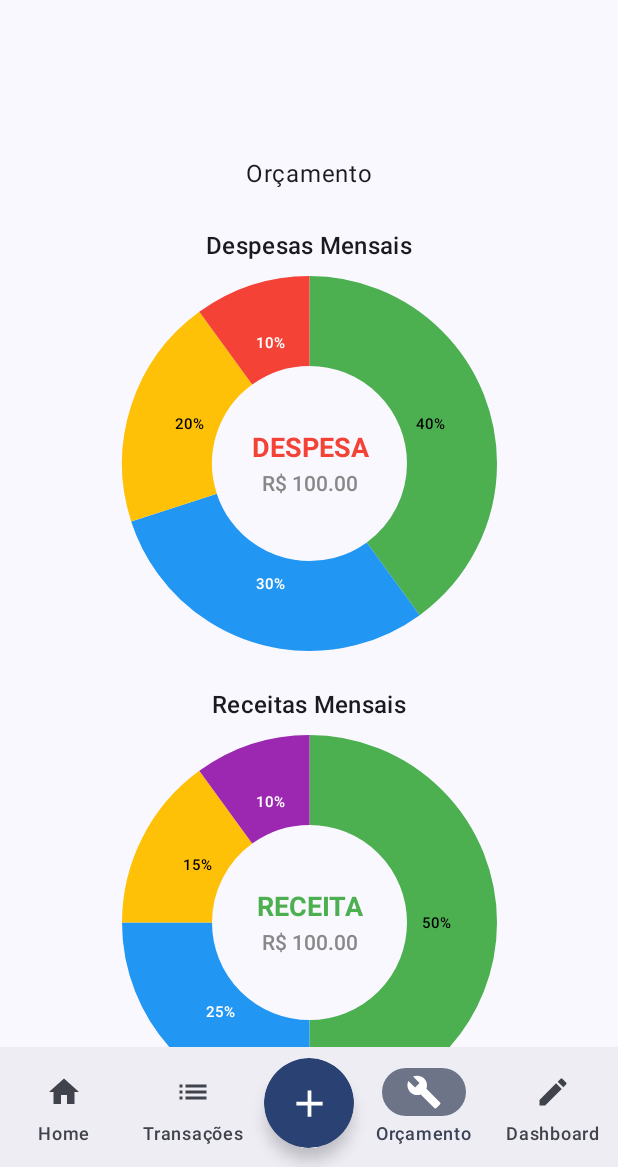
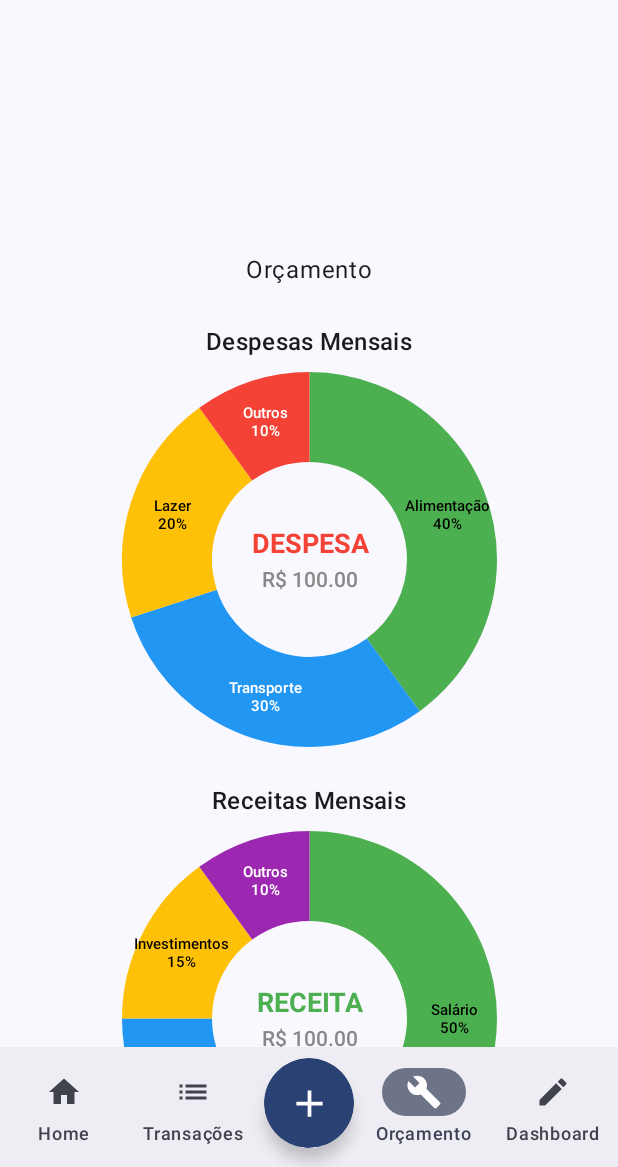
Before and after one commit to EngComp-Samuel/finance-Manager, an Android app built with Jetpack Compose: the composable MainScreen shown on its own in the app's theme, item 3 of the bottom bar chosen, on a phone screen of 412 x 824 dp, the part 69-1236 px from its top. Run offline under Robolectric (Android 15) with nearby library versions, the phone set to English and light mode, and no system bars.

Commit message:
iniciando as modificacoes na tela de home

```diff
--- a/app/build.gradle.kts
+++ b/app/build.gradle.kts
@@ -1,4 +1,3 @@
-
 plugins {
     alias(libs.plugins.android.application)
     alias(libs.plugins.kotlin.android)
@@ -55,6 +54,7 @@ dependencies {
     implementation(libs.androidx.work.runtime.ktx)
     implementation(libs.androidx.navigation.runtime.android)
     implementation(libs.androidx.compose.ui.text)
+    implementation(libs.androidx.datastore.core)
 
     testImplementation(libs.junit)
     androidTestImplementation(libs.androidx.junit)
@@ -74,4 +74,8 @@ dependencies {
     //viewModel
     implementation(libs.androidx.lifecycle.viewmodel.compose)
 
+    //DataStore-Preference
+    implementation(libs.androidx.datastore.preferences)
+
+
 }
--- a/app/src/main/java/br/com/engcomp/financemanager/screen/HomeScreen.kt
+++ b/app/src/main/java/br/com/engcomp/financemanager/screen/HomeScreen.kt
@@ -9,9 +9,14 @@ import androidx.compose.ui.Alignment
 import androidx.compose.ui.Modifier
 
 import androidx.compose.foundation.Canvas
+
 import androidx.compose.foundation.layout.Box
+import androidx.compose.foundation.layout.Row
+import androidx.compose.foundation.layout.fillMaxWidth
 import androidx.compose.foundation.layout.padding
 import androidx.compose.foundation.layout.size
+import androidx.compose.foundation.rememberScrollState
+import androidx.compose.foundation.verticalScroll
 import androidx.compose.material3.MaterialTheme
 
 import androidx.compose.ui.geometry.Offset
@@ -22,6 +27,7 @@ import androidx.compose.ui.graphics.drawscope.Stroke
 import androidx.compose.ui.graphics.drawscope.translate
 import androidx.compose.ui.text.SpanStyle
 import androidx.compose.ui.text.TextMeasurer
+import androidx.compose.ui.text.TextStyle
 import androidx.compose.ui.text.buildAnnotatedString
 import androidx.compose.ui.text.drawText
 import androidx.compose.ui.text.font.FontWeight
@@ -36,6 +42,8 @@ import kotlin.math.cos
 import kotlin.math.min
 import kotlin.math.sin
 import androidx.compose.ui.text.style.TextAlign
+import br.com.engcomp.financemanager.screen.componentes.CardsPainel
+import br.com.engcomp.financemanager.screen.componentes.CardsPainelInfoApp
 
 import kotlin.math.PI
 
@@ -203,7 +211,7 @@ private fun DrawScope.drawSegmentLabel(
     // Medir o texto
     val textLayoutResult = textMeasurer.measure(
         text = annotatedString,
-        style = androidx.compose.ui.text.TextStyle(
+        style = TextStyle(
             textAlign = TextAlign.Center
         )
     )
@@ -282,13 +290,34 @@ fun SimpleNestedDonutChartWithInnerLabels(
 @Composable
 fun HomeScreen(){
     Column(
-        modifier = Modifier.fillMaxSize(),
+        modifier = Modifier.fillMaxWidth()
+            .verticalScroll(rememberScrollState()
+            ),
         horizontalAlignment = Alignment.CenterHorizontally,
         verticalArrangement = Arrangement.Center) {
-        Text("Home")
-        SimpleNestedDonutChartWithInnerLabels(
+
+        CardsPainelInfoApp(
+            texto = "Inf dos contatos aqui"
+        )
+        Row(modifier = Modifier.padding(20.dp)){
+            CardsPainel(modifier = Modifier.padding(10.dp), valor = 100f, label = "Receitas")
+            CardsPainel(modifier = Modifier.padding(10.dp), valor = -100f, label = "Despesas")
+            CardsPainel(modifier = Modifier.padding(10.dp), valor = 100f, label = "Saldo")
+        }
+        Row(modifier = Modifier.padding(20.dp)){
+            CardsPainel(modifier = Modifier.padding(10.dp), valor = 100f, label = "Receitas")
+            CardsPainel(modifier = Modifier.padding(10.dp), valor = -100f, label = "Despesas")
+            CardsPainel(modifier = Modifier.padding(10.dp), valor = 100f, label = "Saldo")
+        }
+
+        /*SimpleNestedDonutChartWithInnerLabels(
             modifier = Modifier.size(300.dp),
             holeRadiusRatio = 0.3f
-        )
+        )*/
     }
 }
+
+@Composable
+fun PainelIndicadores(){
+
+}
--- a/app/src/main/java/br/com/engcomp/financemanager/screen/MainScreen.kt
+++ b/app/src/main/java/br/com/engcomp/financemanager/screen/MainScreen.kt
@@ -2,6 +2,7 @@ package br.com.engcomp.financemanager.screen
 
 import androidx.compose.foundation.layout.Box
 import androidx.compose.foundation.layout.PaddingValues
+import androidx.compose.foundation.layout.WindowInsets
 import androidx.compose.foundation.layout.fillMaxWidth
 import androidx.compose.foundation.layout.padding
 import androidx.compose.foundation.layout.size
@@ -18,6 +19,7 @@ import androidx.compose.material3.MaterialTheme
 import androidx.compose.material3.Scaffold
 import androidx.compose.material3.Text
 import androidx.compose.material3.TopAppBar
+import androidx.compose.material3.TopAppBarDefaults
 import androidx.compose.runtime.Composable
 import androidx.compose.runtime.getValue
 import androidx.compose.runtime.mutableStateOf
@@ -44,7 +46,7 @@ fun MainScreen(modifier: Modifier = Modifier, navController: NavHostController){
             TopAppBar(
                 title = { Text("Finance Manager") },
                 modifier = Modifier.fillMaxWidth(),
-                actions = {MenuDropDown()}
+                actions = {MenuDropDown()},
             )
         },
         bottomBar = {
@@ -57,7 +59,7 @@ fun MainScreen(modifier: Modifier = Modifier, navController: NavHostController){
             modifier = Modifier.padding(
                 PaddingValues(
                     0.dp,
-                    0.dp,
+                    innerPadding.calculateTopPadding(),
                     0.dp,
                     innerPadding.calculateBottomPadding()
                 )
--- a/app/src/main/java/br/com/engcomp/financemanager/screen/OrcamentoScreen.kt
+++ b/app/src/main/java/br/com/engcomp/financemanager/screen/OrcamentoScreen.kt
@@ -518,8 +518,8 @@ private fun DrawScope.drawSegmentLabel(
     val labelRadius = radius - (strokeWidth / 2) + labelStyle.verticalOffset
 
     // Posição do texto
-    val textX = center.x + (1.3f * labelRadius * cos(midAngleRad))
-    val textY = center.y + (1.3f * labelRadius * sin(midAngleRad))
+    val textX = center.x + (1.48f * labelRadius * cos(midAngleRad))
+    val textY = center.y + (1.48f * labelRadius * sin(midAngleRad))
 
     // Cor do texto baseada no contraste
     val textColor = if (labelStyle.autoTextColor) {
@@ -589,7 +589,7 @@ enum class LabelContentUnico {
 @Composable
 fun SimpleDonutChart(
     modifier: Modifier = Modifier,
-    strokeWidth: Dp = 60.dp,
+    strokeWidth: Dp = 80.dp,
     holeRadiusRatio: Float = 0.4f
 ) {
     val segments = listOf(
@@ -602,14 +602,14 @@ fun SimpleDonutChart(
     DonutChart(
         segments = segments,
         chartType = ChartType.DESPESA,
-        modifier = modifier,
+        modifier = Modifier.size(300.dp),
         strokeWidth = strokeWidth,
         holeRadiusRatio = holeRadiusRatio,
         showLabels = true,
         labelStyle = LabelStyleUnico(
             fontSize = 11f,
             content = LabelContentUnico.BOTH,
-            verticalOffset = -2f
+            verticalOffset = -4f
         )
     )
 }
@@ -642,7 +642,7 @@ fun DonutChartWithTitle(
             showLabels = true,
             labelStyle = LabelStyleUnico(
                 fontSize = 10f,
-                content = LabelContentUnico.PERCENTAGE_ONLY
+                content = LabelContentUnico.BOTH
             )
         )
     }
--- a/app/src/main/java/br/com/engcomp/financemanager/screen/SplashScreen.kt
+++ b/app/src/main/java/br/com/engcomp/financemanager/screen/SplashScreen.kt
@@ -9,12 +9,14 @@ import androidx.compose.foundation.layout.Column
 import androidx.compose.foundation.layout.fillMaxSize
 import androidx.compose.foundation.layout.padding
 import androidx.compose.foundation.layout.size
+import androidx.compose.foundation.pager.rememberPagerState
 import androidx.compose.material3.Icon
 import androidx.compose.material3.MaterialTheme
 import androidx.compose.material3.Text
 import androidx.compose.runtime.Composable
 import androidx.compose.runtime.LaunchedEffect
 import androidx.compose.runtime.getValue
+import androidx.compose.runtime.mutableIntStateOf
 import androidx.compose.runtime.mutableStateOf
 import androidx.compose.runtime.remember
 import androidx.compose.runtime.rememberCoroutineScope
@@ -44,7 +46,6 @@ fun SplashScreen(navController: NavController, onFinish: () -> Unit,){
             easing = LinearEasing
         )
     )
-
 
     LaunchedEffect(key1 = true){
         iniciarAnimacao = true
--- /dev/null
+++ b/app/src/main/java/br/com/engcomp/financemanager/screen/componentes/CardsPainel.kt
@@ -0,0 +1,62 @@
+package br.com.engcomp.financemanager.screen.componentes
+
+import androidx.compose.foundation.layout.Arrangement
+import androidx.compose.foundation.layout.Column
+import androidx.compose.foundation.layout.Row
+import androidx.compose.foundation.layout.fillMaxWidth
+import androidx.compose.foundation.layout.padding
+import androidx.compose.material.icons.filled.Info
+import androidx.compose.material3.Card
+import androidx.compose.material3.CardDefaults
+import androidx.compose.material3.Icon
+import androidx.compose.material3.MaterialTheme
+import androidx.compose.material3.Text
+import androidx.compose.runtime.Composable
+import androidx.compose.ui.Alignment
+import androidx.compose.ui.Modifier
+import androidx.compose.ui.graphics.Color
+import androidx.compose.ui.unit.dp
+
+@Composable
+fun CardsPainel(modifier: Modifier, valor: Float, label: String){
+
+    Card(
+        modifier = modifier,
+        elevation = CardDefaults.cardElevation(
+            defaultElevation = 10.dp,
+            pressedElevation = 5.dp)
+    ){
+        Column(verticalArrangement = Arrangement.Center,
+            horizontalAlignment = Alignment.CenterHorizontally,
+            modifier = Modifier.padding(15.dp)
+        ){
+            Text(label)
+            Text("R$ $valor", color = if (valor >= 0) Color.Green else Color.Red)
+        }
+    }
+}
+
+@Composable
+fun CardsPainelInfoApp(texto: String){
+
+    Card(modifier = Modifier.fillMaxWidth().padding(all = 15.dp),
+        colors = CardDefaults.cardColors(
+            containerColor = MaterialTheme.colorScheme.onPrimary,
+            contentColor = MaterialTheme.colorScheme.onSurfaceVariant
+    )){
+        Column(verticalArrangement = Arrangement.Center,
+            horizontalAlignment = Alignment.CenterHorizontally,
+            modifier = Modifier.padding(15.dp)
+        ){
+            Row(modifier = Modifier.fillMaxWidth()){
+                Icon(
+                    imageVector = androidx.compose.material.icons.Icons.Default.Info,
+                    contentDescription = "Info",
+                )
+            }
+            Row(modifier = Modifier.fillMaxWidth()){
+                Text("Informações aqui: $texto")
+            }
+        }
+    }
+}
--- a/gradle/libs.versions.toml
+++ b/gradle/libs.versions.toml
@@ -1,5 +1,6 @@
 [versions]
 agp = "8.11.1"
+datastorePreferences = "1.1.7"
 kotlin = "2.1.0"
 coreKtx = "1.16.0"
 junit = "4.13.2"
@@ -16,11 +17,13 @@ kspRoom = "2.1.0-1.0.29"
 roomKtx = "2.6.1"
 navigationRuntimeAndroid = "2.9.3"
 uiText = "1.9.4"
+datastoreCore = "1.1.7"
 
 #roomCommonJvm = "2.7.2"
 
 [libraries]
 androidx-core-ktx = { group = "androidx.core", name = "core-ktx", version.ref = "coreKtx" }
+androidx-datastore-preferences = { module = "androidx.datastore:datastore-preferences", version.ref = "datastorePreferences" }
 androidx-lifecycle-viewmodel-compose = { module = "androidx.lifecycle:lifecycle-viewmodel-compose", version.ref = "lifecycleRuntimeKtx" }
 androidx-navigation-compose = { module = "androidx.navigation:navigation-compose", version.ref = "navigationCompose" }
 junit = { group = "junit", name = "junit", version.ref = "junit" }
@@ -44,6 +47,7 @@ androidx-room-ktx = { group = "androidx.room", name = "room-ktx", version.ref =
 androidx-work-runtime-ktx = { module = "androidx.work:work-runtime-ktx", version.ref = "workRuntimeKtx" }
 androidx-navigation-runtime-android = { group = "androidx.navigation", name = "navigation-runtime-android", version.ref = "navigationRuntimeAndroid" }
 androidx-compose-ui-text = { group = "androidx.compose.ui", name = "ui-text", version.ref = "uiText" }
+androidx-datastore-core = { group = "androidx.datastore", name = "datastore-core", version.ref = "datastoreCore" }
 
 
 [plugins]
```
Also changed, not shown: app/src/main/java/br/com/engcomp/financemanager/MainActivity.kt (+54 -7 lines), app/src/main/java/br/com/engcomp/financemanager/onboard/DataStoreManager.kt (added, +37 -0 lines).
